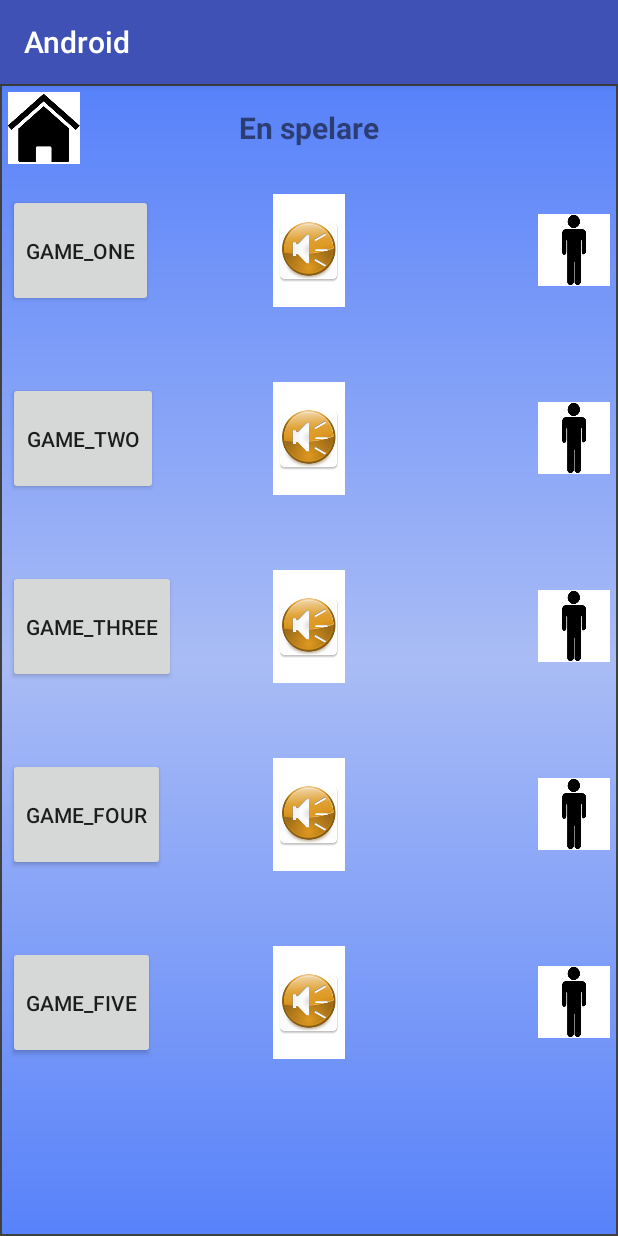
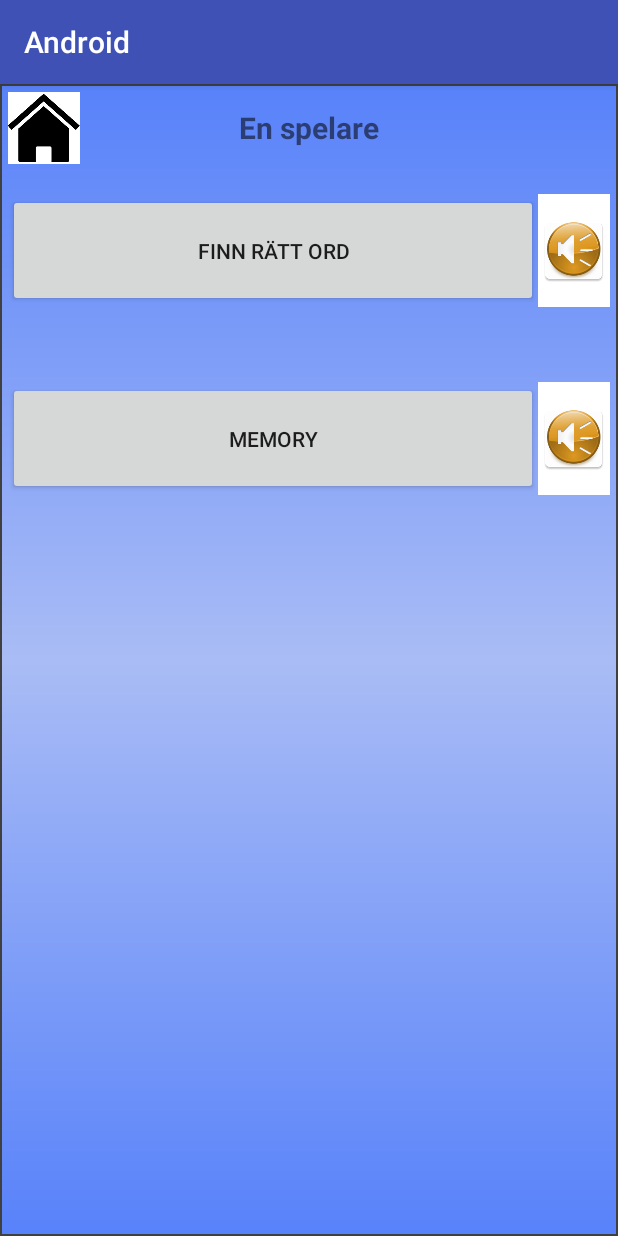
Before and after one commit to hardvaluta/android, an Android app: the ChooseGameActivity screen opened directly, with no data from a screen before it, on a phone screen of 412 x 824 dp. Run offline under Robolectric (Android 15) with nearby library versions, the phone set to English and light mode, and no system bars.

Commit message:
Fixade till choosegameactivity.

```diff
--- a/Android/app/src/main/java/com/android/ChooseGameActivity.java
+++ b/Android/app/src/main/java/com/android/ChooseGameActivity.java
@@ -36,9 +36,9 @@ public class ChooseGameActivity extends AppCompatActivity {
 
         ImageButton ttsOne = (ImageButton) findViewById(R.id.Game_One_TTS);
         ImageButton ttsTwo = (ImageButton) findViewById(R.id.Game_Two_TTS);
-        ImageButton ttsThree = (ImageButton) findViewById(R.id.Game_Three_TTS);
-        ImageButton ttsFour = (ImageButton) findViewById(R.id.Game_Four_TTS);
-        ImageButton ttsFive = (ImageButton) findViewById(R.id.Game_Five_TTS);
+        //ImageButton ttsThree = (ImageButton) findViewById(R.id.Game_Three_TTS);
+        //ImageButton ttsFour = (ImageButton) findViewById(R.id.Game_Four_TTS);
+        //ImageButton ttsFive = (ImageButton) findViewById(R.id.Game_Five_TTS);
 
         ttsOne.setOnClickListener(new View.OnClickListener() {
             @Override
@@ -52,7 +52,7 @@ public class ChooseGameActivity extends AppCompatActivity {
                 wordButtonPressed(R.id.Game_Two);
             }
         });
-        ttsThree.setOnClickListener(new View.OnClickListener() {
+        /*ttsThree.setOnClickListener(new View.OnClickListener() {
             @Override
             public void onClick(View view) {
                 wordButtonPressed(R.id.Game_Three);
@@ -69,13 +69,13 @@ public class ChooseGameActivity extends AppCompatActivity {
             public void onClick(View view) {
                 wordButtonPressed(R.id.Game_Five);
             }
-        });
+        });*/
 
         Button gameOne = (Button) findViewById(R.id.Game_One);
         Button gameTwo = (Button) findViewById(R.id.Game_Two);
-        Button gameThree = (Button) findViewById(R.id.Game_Three);
-        Button gameFour = (Button) findViewById(R.id.Game_Four);
-        Button gameFive = (Button) findViewById(R.id.Game_Five);
+        //Button gameThree = (Button) findViewById(R.id.Game_Three);
+        //Button gameFour = (Button) findViewById(R.id.Game_Four);
+        //Button gameFive = (Button) findViewById(R.id.Game_Five);
 
         gameOne.setOnClickListener(new View.OnClickListener() {
             @Override
@@ -89,7 +89,7 @@ public class ChooseGameActivity extends AppCompatActivity {
                 startActivity(new Intent(ChooseGameActivity.this, GameTwo.class));
             }
         });
-        gameThree.setOnClickListener(new View.OnClickListener() {
+        /*gameThree.setOnClickListener(new View.OnClickListener() {
             @Override
             public void onClick(View view){
                 // startActivity(new Intent(ChooseGameActivity.this, GameThree.class));
@@ -106,7 +106,7 @@ public class ChooseGameActivity extends AppCompatActivity {
             public void onClick(View view){
                 // startActivity(new Intent(ChooseGameActivity.this, GameFive.class));
             }
-        });
+        });*/
 
     }
 
--- a/Android/app/src/main/java/com/android/MultiplayerLandingPage.java
+++ b/Android/app/src/main/java/com/android/MultiplayerLandingPage.java
@@ -17,6 +17,7 @@ import java.io.FileOutputStream;
 import java.util.ArrayList;
 import java.util.Scanner;
 import java.util.TreeMap;
+
 
 public class MultiplayerLandingPage extends AppCompatActivity {
 
--- a/Android/app/src/main/res/layout/activity_settings.xml
+++ b/Android/app/src/main/res/layout/activity_settings.xml
@@ -53,22 +53,23 @@
         android:layout_alignParentEnd="true" />
 
     <TextView
-        android:text="TextView"
+        android:text="placeholder"
         android:layout_width="wrap_content"
         android:layout_height="100dp"
         android:id="@+id/loginInfoTextView"
         android:layout_alignParentBottom="true"
         android:layout_alignParentLeft="true"
         android:layout_alignParentStart="true"
-        android:layout_alignParentRight="true"
-        android:layout_alignParentEnd="true" />
+        android:layout_toLeftOf="@+id/login_logoutButton"
+        android:layout_toStartOf="@+id/login_logoutButton"
+        android:layout_alignTop="@+id/login_logoutButton" />
 
     <Button
         android:text="Button"
         android:layout_width="wrap_content"
         android:layout_height="wrap_content"
         android:id="@+id/login_logoutButton"
-        android:layout_above="@+id/loginInfoTextView"
-        android:layout_centerHorizontal="true"
-        android:layout_marginBottom="18dp" />
+        android:layout_alignParentBottom="true"
+        android:layout_alignParentRight="true"
+        android:layout_alignParentEnd="true" />
 </RelativeLayout>
--- a/Android/app/src/main/res/layout/choosegame_menu.xml
+++ b/Android/app/src/main/res/layout/choosegame_menu.xml
@@ -61,23 +61,20 @@
                     android:layout_width="wrap_content"
                     android:layout_height="75dp"
                     android:layout_alignParentLeft="true"
-                    android:text="Game_One" />
+                    android:text="Finn rätt ord"
+                    android:layout_toLeftOf="@+id/Game_One_TTS"
+                    android:layout_toStartOf="@+id/Game_One_TTS" />
+
                 <ImageButton
                     android:id="@+id/Game_One_TTS"
                     android:layout_width="wrap_content"
                     android:layout_height="75dp"
-                    android:layout_centerHorizontal="true"
                     app:srcCompat="@mipmap/texttospeech"
-                    android:background="#FFFFFF"/>
+                    android:background="#FFFFFF"
+                    android:layout_alignParentTop="true"
+                    android:layout_alignParentRight="true"
+                    android:layout_alignParentEnd="true" />
 
-                <ImageView
-                    android:id="@+id/Game_One_Image"
-                    android:layout_width="wrap_content"
-                    android:layout_height="wrap_content"
-                    android:layout_alignParentRight="true"
-                    android:layout_centerVertical="true"
-                    app:srcCompat="@mipmap/singleplayericon"
-                    />
             </RelativeLayout>
 
             <Space
@@ -96,132 +93,41 @@
                     android:layout_width="wrap_content"
                     android:layout_height="75dp"
                     android:layout_alignParentLeft="true"
-                    android:text="Game_Two" />
+                    android:text="Memory"
+                    android:layout_toLeftOf="@+id/Game_Two_TTS"
+                    android:layout_toStartOf="@+id/Game_Two_TTS" />
 
                 <ImageButton
                     android:id="@+id/Game_Two_TTS"
                     android:layout_width="wrap_content"
                     android:layout_height="75dp"
-                    android:layout_centerHorizontal="true"
                     app:srcCompat="@mipmap/texttospeech"
-                    android:background="#FFFFFF"/>
+                    android:background="#FFFFFF"
+                    android:layout_alignParentTop="true"
+                    android:layout_alignParentRight="true"
+                    android:layout_alignParentEnd="true" />
 
-                <ImageView
-                    android:id="@+id/Game_Two_Image"
-                    android:layout_width="wrap_content"
-                    android:layout_height="wrap_content"
-                    android:layout_alignParentRight="true"
-                    android:layout_centerVertical="true"
-                    app:srcCompat="@mipmap/singleplayericon"
-                    />
             </RelativeLayout>
-
-            <Space
-                android:layout_width="match_parent"
-                android:layout_height="50dp"
-                android:layout_gravity="center_horizontal"
-                android:layout_weight="0.14" />
 
             <RelativeLayout
                 android:layout_width="match_parent"
                 android:layout_height="wrap_content"
                 android:orientation="horizontal" >
 
-                <Button
-                    android:id="@+id/Game_Three"
-                    android:layout_width="wrap_content"
-                    android:layout_height="75dp"
-                    android:layout_alignParentLeft="true"
-                    android:text="Game_Three" />
-
-                <ImageButton
-                    android:id="@+id/Game_Three_TTS"
-                    android:layout_width="wrap_content"
-                    android:layout_height="75dp"
-                    android:layout_centerHorizontal="true"
-                    app:srcCompat="@mipmap/texttospeech"
-                    android:background="#FFFFFF"/>
-
-                <ImageView
-                    android:id="@+id/Game_Three_Image"
-                    android:layout_width="wrap_content"
-                    android:layout_height="wrap_content"
-                    android:layout_alignParentRight="true"
-                    android:layout_centerVertical="true"
-                    app:srcCompat="@mipmap/singleplayericon"
-                    />
             </RelativeLayout>
-
-            <Space
-                android:layout_width="match_parent"
-                android:layout_height="50dp"
-                android:layout_gravity="center_horizontal"
-                android:layout_weight="0.14" />
 
             <RelativeLayout
                 android:layout_width="match_parent"
                 android:layout_height="wrap_content"
                 android:orientation="horizontal" >
 
-                <Button
-                    android:id="@+id/Game_Four"
-                    android:layout_width="wrap_content"
-                    android:layout_height="75dp"
-                    android:layout_alignParentLeft="true"
-                    android:text="Game_Four" />
-
-                <ImageButton
-                    android:id="@+id/Game_Four_TTS"
-                    android:layout_width="wrap_content"
-                    android:layout_height="75dp"
-                    android:layout_centerHorizontal="true"
-                    app:srcCompat="@mipmap/texttospeech"
-                    android:background="#FFFFFF"/>
-
-                <ImageView
-                    android:id="@+id/Game_Four_Image"
-                    android:layout_width="wrap_content"
-                    android:layout_height="wrap_content"
-                    android:layout_alignParentRight="true"
-                    android:layout_centerVertical="true"
-                    app:srcCompat="@mipmap/singleplayericon"
-                    />
             </RelativeLayout>
-
-            <Space
-                android:layout_width="match_parent"
-                android:layout_height="50dp"
-                android:layout_gravity="center_horizontal"
-                android:layout_weight="0.14" />
 
             <RelativeLayout
                 android:layout_width="match_parent"
                 android:layout_height="wrap_content"
                 android:orientation="horizontal" >
 
-                <Button
-                    android:id="@+id/Game_Five"
-                    android:layout_width="wrap_content"
-                    android:layout_height="75dp"
-                    android:layout_alignParentLeft="true"
-                    android:text="Game_Five" />
-
-                <ImageButton
-                    android:id="@+id/Game_Five_TTS"
-                    android:layout_width="wrap_content"
-                    android:layout_height="75dp"
-                    android:layout_centerHorizontal="true"
-                    app:srcCompat="@mipmap/texttospeech"
-                    android:background="#FFFFFF"/>
-
-                <ImageView
-                    android:id="@+id/Game_Five_Image"
-                    android:layout_width="wrap_content"
-                    android:layout_height="wrap_content"
-                    android:layout_alignParentRight="true"
-                    android:layout_centerVertical="true"
-                    app:srcCompat="@mipmap/singleplayericon"
-                    />
             </RelativeLayout>
         </LinearLayout>
     </ScrollView>
```
